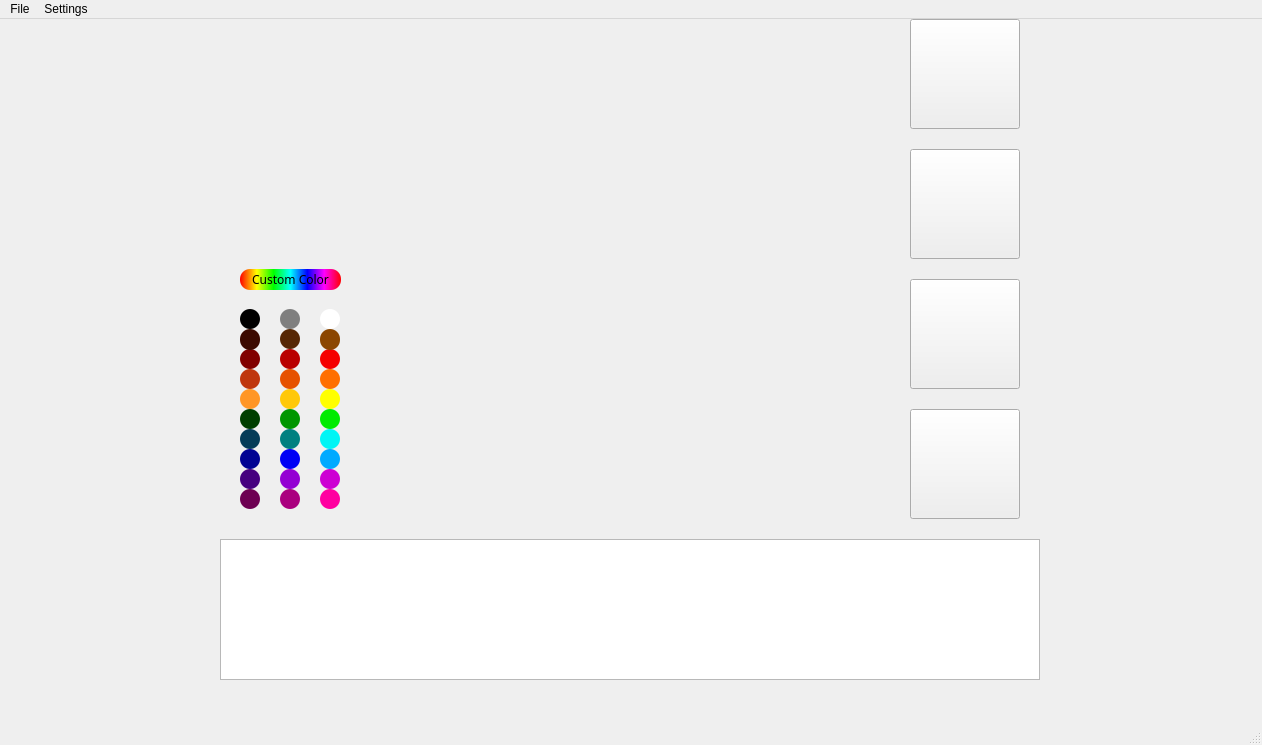
Old version of the form SpriteEditor/mainwindow.ui in the repository 00Calvin00/Git-Happens.
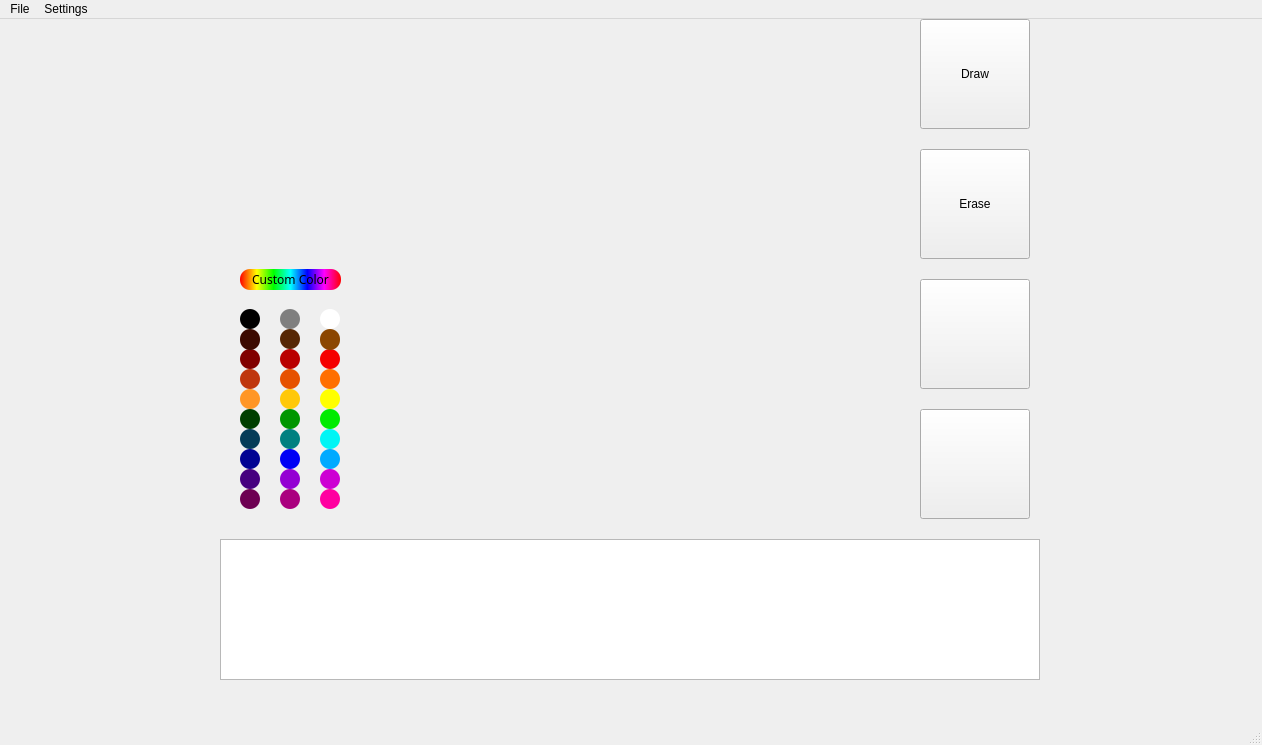
New version of the form. Custom widgets are drawn as their Qt base class.

Commit message: Got erase to work, put the canvas in the correcrt spot, and added LOTS of comments

The edit to the form file:
```diff
--- a/SpriteEditor/mainwindow.ui
+++ b/SpriteEditor/mainwindow.ui
@@ -674,33 +674,33 @@
    <widget class="QToolButton" name="toolButton">
     <property name="geometry">
      <rect>
-      <x>910</x>
+      <x>920</x>
       <y>0</y>
       <width>110</width>
       <height>110</height>
      </rect>
     </property>
     <property name="text">
-     <string/>
+     <string>Draw</string>
     </property>
    </widget>
    <widget class="QToolButton" name="toolButton_2">
     <property name="geometry">
      <rect>
-      <x>910</x>
+      <x>920</x>
       <y>130</y>
       <width>110</width>
       <height>110</height>
      </rect>
     </property>
     <property name="text">
-     <string/>
+     <string>Erase</string>
     </property>
    </widget>
    <widget class="QToolButton" name="toolButton_3">
     <property name="geometry">
      <rect>
-      <x>910</x>
+      <x>920</x>
       <y>260</y>
       <width>110</width>
       <height>110</height>
@@ -713,7 +713,7 @@
    <widget class="QToolButton" name="toolButton_4">
     <property name="geometry">
      <rect>
-      <x>910</x>
+      <x>920</x>
       <y>390</y>
       <width>110</width>
       <height>110</height>
@@ -728,8 +728,8 @@
      <rect>
       <x>370</x>
       <y>0</y>
-      <width>641</width>
-      <height>521</height>
+      <width>512</width>
+      <height>512</height>
      </rect>
     </property>
    </widget>
```
Left out of the diff: 16 changed lines with no effect on the pictures. The commit also changes 3 other files.
